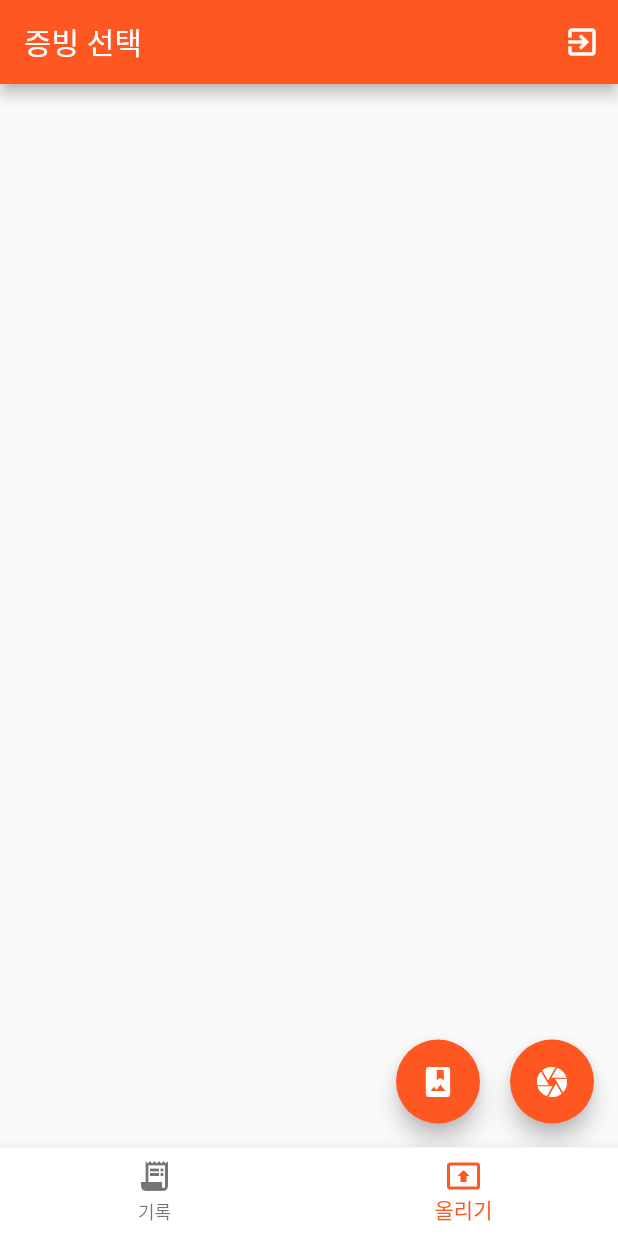
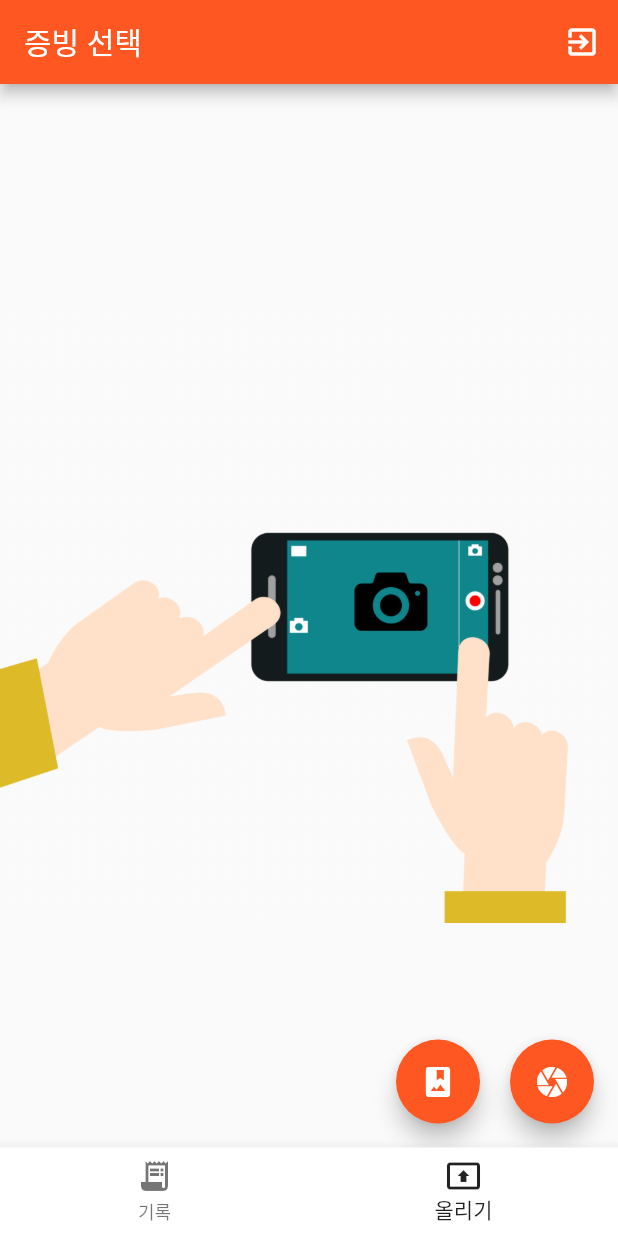
Before and after one commit to totoma7/flutter_demo, a Flutter app: the TabPage screen opened directly, item 2 of the bottom bar chosen, on a phone screen of 412 x 824 dp. Run offline on Flutter 3.47's test engine with Material 2 defaults, Android fonts, the phone set to English and light mode, and no system bars; our stand-ins replace connectivity, image_picker, pie_chart; missing offline and left inert: animator, image_save; network calls fail.

Commit message:
pop padding size, up mode

```diff
--- a/lib/Accnt.dart
+++ b/lib/Accnt.dart
@@ -157,7 +157,14 @@ class _MyHomePageState extends State<Accnt> {
                     width: 250,
                     height: 250,
                   ))
-              : Container(),
+              : Container(
+            child: Center(
+              child: Image.asset('assets/images/pngwing.com.png',fit: BoxFit.cover)
+    // image: AssetImage('assets/images/4.gif'),
+    // Image.asset("pngwing.com.png", fit: BoxFit.cover),
+
+            ),
+          ),
           Container(
             child: Center(
               child: SizedBox(
--- a/lib/tab_page.dart
+++ b/lib/tab_page.dart
@@ -31,7 +31,7 @@ class _TabPageState extends State<TabPage> with SingleTickerProviderStateMixin {
       body: _pages[_selectedIndex],
       bottomNavigationBar: BottomNavigationBar(
         backgroundColor: Colors.white,
-        fixedColor: Colors.deepOrange,
+        fixedColor: Colors.black87,
         items: <BottomNavigationBarItem>[
           BottomNavigationBarItem(
             icon: Icon(Icons.receipt_long), title: Text('기록',style: TextStyle(
--- a/pubspec.yaml
+++ b/pubspec.yaml
@@ -57,7 +57,7 @@ flutter:
 
   # To add assets to your application, add an assets section, like this:
   assets:
-    - assets/images/4.gif
+    - assets/images/pngwing.com.png
   #   - images/a_dot_ham.jpeg
 
   # An image asset can refer to one or more resolution-specific "variants", see
```
Also changed, not shown: assets/images/pngwing.com.png (added).
